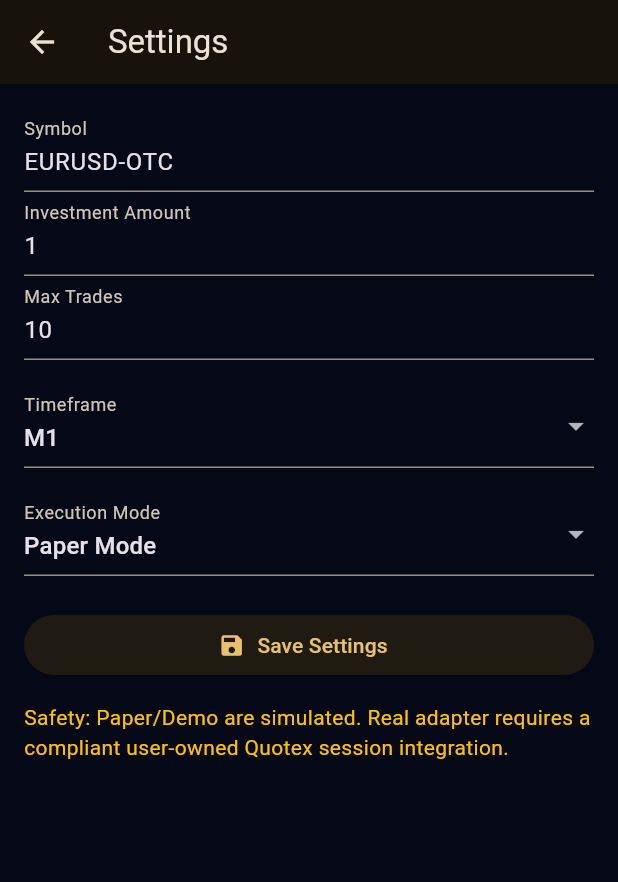
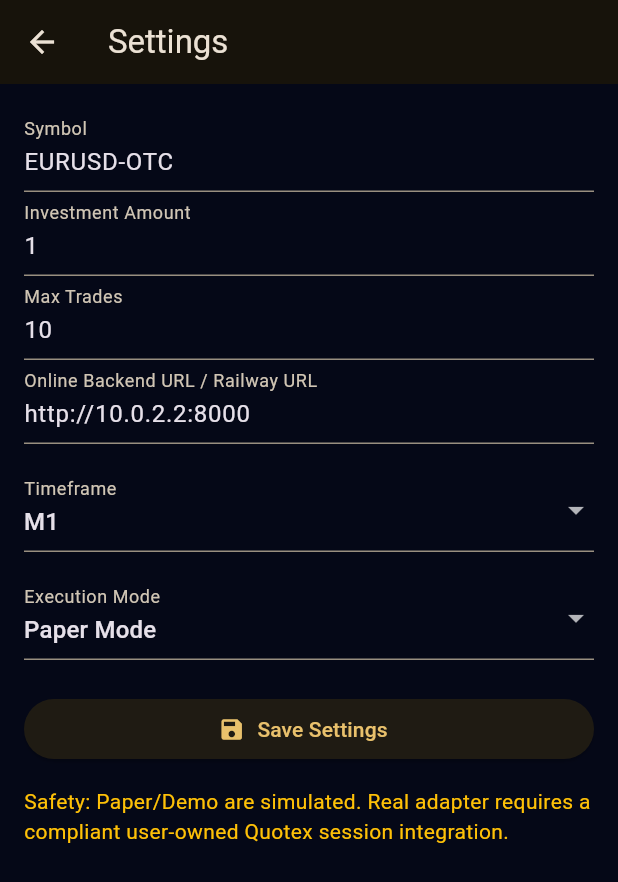
Before and after one commit to iskande233/quotex-bot-app, a Flutter app: the screen it shows after launch, after a tap on the "settings" icon, on a phone screen of 412 x 824 dp. Shown: the top 882 px of the screen. Run offline on Flutter 3.47's test engine with Material 3 defaults, Android fonts, the phone set to English and light mode, and no system bars; our stand-ins replace shared_preferences; network calls fail.

Commit message:
Add runtime backend URL and Codemagic APK workflow

```diff
--- a/frontend/lib/main.dart
+++ b/frontend/lib/main.dart
@@ -5,7 +5,11 @@ import 'package:flutter/material.dart';
 import 'package:web_socket_channel/web_socket_channel.dart';
 import 'services/api_service.dart';
 
-void main() => runApp(const QuotexBotApp());
+Future<void> main() async {
+  WidgetsFlutterBinding.ensureInitialized();
+  await ApiService.init();
+  runApp(const QuotexBotApp());
+}
 
 class QuotexBotApp extends StatelessWidget {
   const QuotexBotApp({super.key});
@@ -34,6 +38,7 @@ class _BotHomePageState extends State<BotHomePage> {
   final symbolCtrl = TextEditingController(text: 'EURUSD-OTC');
   final amountCtrl = TextEditingController(text: '1');
   final maxTradesCtrl = TextEditingController(text: '10');
+  final serverUrlCtrl = TextEditingController(text: ApiService.baseUrl);
   String timeframe = 'M1';
   String selectedMode = 'paper';
   WebSocketChannel? channel;
@@ -63,6 +68,7 @@ class _BotHomePageState extends State<BotHomePage> {
     symbolCtrl.dispose();
     amountCtrl.dispose();
     maxTradesCtrl.dispose();
+    serverUrlCtrl.dispose();
     super.dispose();
   }
 
@@ -171,13 +177,17 @@ class _BotHomePageState extends State<BotHomePage> {
       maxTrades: maxTradesCtrl.text,
       timeframe: timeframe,
       mode: selectedMode,
-      onSave: (symbol, amount, maxTrades, tf, m) {
+      serverUrl: serverUrlCtrl.text,
+      onSave: (symbol, amount, maxTrades, tf, m, serverUrl) async {
         symbolCtrl.text = symbol;
         amountCtrl.text = amount;
         maxTradesCtrl.text = maxTrades;
         timeframe = tf;
         selectedMode = m;
+        serverUrlCtrl.text = serverUrl;
+        await ApiService.setBaseUrl(serverUrl);
         setState(() {});
+        _connectWs();
       },
     )));
   }
@@ -199,7 +209,7 @@ class _BotHomePageState extends State<BotHomePage> {
             Expanded(child: ElevatedButton.icon(onPressed: running ? _stop : null, icon: const Icon(Icons.stop), label: const Text('STOP'))),
           ]),
           const SizedBox(height: 12),
-          _Panel(title: 'Configuration', child: Text('${symbolCtrl.text} | $timeframe | Amount: ${amountCtrl.text} | Max: ${maxTradesCtrl.text} | Mode: ${selectedMode.toUpperCase()}')),
+          _Panel(title: 'Configuration', child: Text('${symbolCtrl.text} | $timeframe | Amount: ${amountCtrl.text} | Max: ${maxTradesCtrl.text} | Mode: ${selectedMode.toUpperCase()}\nBackend: ${ApiService.baseUrl}')),
           const SizedBox(height: 12),
           _Panel(title: 'Live Account', child: Text('Mode: $mode\nBalance: ${balance.toStringAsFixed(2)}\nSession PnL: ${pnl.toStringAsFixed(2)}\nBot: ${running ? 'RUNNING' : 'STOPPED'}\n$lastMessage')),
           const SizedBox(height: 12),
@@ -290,9 +300,9 @@ class _LoginPageState extends State<LoginPage> {
 }
 
 class SettingsPage extends StatefulWidget {
-  final String symbol, amount, maxTrades, timeframe, mode;
-  final void Function(String symbol, String amount, String maxTrades, String timeframe, String mode) onSave;
-  const SettingsPage({super.key, required this.symbol, required this.amount, required this.maxTrades, required this.timeframe, required this.mode, required this.onSave});
+  final String symbol, amount, maxTrades, timeframe, mode, serverUrl;
+  final Future<void> Function(String symbol, String amount, String maxTrades, String timeframe, String mode, String serverUrl) onSave;
+  const SettingsPage({super.key, required this.symbol, required this.amount, required this.maxTrades, required this.timeframe, required this.mode, required this.serverUrl, required this.onSave});
   @override
   State<SettingsPage> createState() => _SettingsPageState();
 }
@@ -301,6 +311,7 @@ class _SettingsPageState extends State<SettingsPage> {
   late final TextEditingController symbolCtrl = TextEditingController(text: widget.symbol);
   late final TextEditingController amountCtrl = TextEditingController(text: widget.amount);
   late final TextEditingController maxTradesCtrl = TextEditingController(text: widget.maxTrades);
+  late final TextEditingController serverUrlCtrl = TextEditingController(text: widget.serverUrl);
   late String timeframe = widget.timeframe;
   late String mode = widget.mode;
 
@@ -312,6 +323,7 @@ class _SettingsPageState extends State<SettingsPage> {
         TextField(controller: symbolCtrl, decoration: const InputDecoration(labelText: 'Symbol')),
         TextField(controller: amountCtrl, keyboardType: TextInputType.number, decoration: const InputDecoration(labelText: 'Investment Amount')),
         TextField(controller: maxTradesCtrl, keyboardType: TextInputType.number, decoration: const InputDecoration(labelText: 'Max Trades')),
+        TextField(controller: serverUrlCtrl, keyboardType: TextInputType.url, decoration: const InputDecoration(labelText: 'Online Backend URL / Railway URL')),
         const SizedBox(height: 16),
         DropdownButtonFormField<String>(value: timeframe, items: const [DropdownMenuItem(value: 'M1', child: Text('M1'))], onChanged: (v) => setState(() => timeframe = v ?? 'M1'), decoration: const InputDecoration(labelText: 'Timeframe')),
         const SizedBox(height: 16),
@@ -321,9 +333,9 @@ class _SettingsPageState extends State<SettingsPage> {
           DropdownMenuItem(value: 'real', child: Text('Real Adapter Placeholder')),
         ], onChanged: (v) => setState(() => mode = v ?? 'paper'), decoration: const InputDecoration(labelText: 'Execution Mode')),
         const SizedBox(height: 22),
-        ElevatedButton.icon(onPressed: () {
-          widget.onSave(symbolCtrl.text, amountCtrl.text, maxTradesCtrl.text, timeframe, mode);
-          Navigator.pop(context);
+        ElevatedButton.icon(onPressed: () async {
+          await widget.onSave(symbolCtrl.text, amountCtrl.text, maxTradesCtrl.text, timeframe, mode, serverUrlCtrl.text);
+          if (context.mounted) Navigator.pop(context);
         }, icon: const Icon(Icons.save), label: const Text('Save Settings')),
         const SizedBox(height: 14),
         const Text('Safety: Paper/Demo are simulated. Real adapter requires a compliant user-owned Quotex session integration.', style: TextStyle(color: Colors.amber)),
--- a/frontend/lib/services/api_service.dart
+++ b/frontend/lib/services/api_service.dart
@@ -1,11 +1,38 @@
 import 'dart:convert';
 import 'package:http/http.dart' as http;
+import 'package:shared_preferences/shared_preferences.dart';
 import 'package:web_socket_channel/web_socket_channel.dart';
 
 class ApiService {
-  // Android emulator: 10.0.2.2. Physical phone: replace with your PC/server IP.
-  static const String baseUrl = String.fromEnvironment('API_BASE_URL', defaultValue: 'http://10.0.2.2:8000');
-  static const String wsUrl = String.fromEnvironment('API_WS_URL', defaultValue: 'ws://10.0.2.2:8000/ws');
+  static const String defaultBaseUrl = String.fromEnvironment(
+    'API_BASE_URL',
+    defaultValue: 'http://10.0.2.2:8000',
+  );
+
+  static String _baseUrl = defaultBaseUrl;
+
+  static String get baseUrl => _baseUrl;
+  static String get wsUrl {
+    final clean = _baseUrl.replaceAll(RegExp(r'/+$'), '');
+    if (clean.startsWith('https://')) return clean.replaceFirst('https://', 'wss://') + '/ws';
+    if (clean.startsWith('http://')) return clean.replaceFirst('http://', 'ws://') + '/ws';
+    return 'ws://$clean/ws';
+  }
+
+  static Future<void> init() async {
+    final prefs = await SharedPreferences.getInstance();
+    _baseUrl = prefs.getString('api_base_url')?.trim().replaceAll(RegExp(r'/+$'), '') ?? defaultBaseUrl;
+  }
+
+  static Future<void> setBaseUrl(String url) async {
+    var clean = url.trim().replaceAll(RegExp(r'/+$'), '');
+    if (clean.isNotEmpty && !clean.startsWith('http://') && !clean.startsWith('https://')) {
+      clean = 'https://$clean';
+    }
+    _baseUrl = clean.isEmpty ? defaultBaseUrl : clean;
+    final prefs = await SharedPreferences.getInstance();
+    await prefs.setString('api_base_url', _baseUrl);
+  }
 
   static WebSocketChannel connectWs() => WebSocketChannel.connect(Uri.parse(wsUrl));
 
@@ -38,7 +65,6 @@ class ApiService {
     final res = await http.get(Uri.parse('$baseUrl/api/v1/bot/status'));
     return _decode(res);
   }
-
 
   static Future<Map<String, dynamic>> login({
     required String email,
--- a/frontend/pubspec.yaml
+++ b/frontend/pubspec.yaml
@@ -9,6 +9,7 @@ dependencies:
   provider: ^6.1.2
   http: ^1.2.2
   web_socket_channel: ^3.0.1
+  shared_preferences: ^2.3.5
   interactive_chart: ^0.3.4
 dev_dependencies:
   flutter_test:
```
Also changed, not shown: codemagic.yaml (+16 -2 lines), 1 other file.
